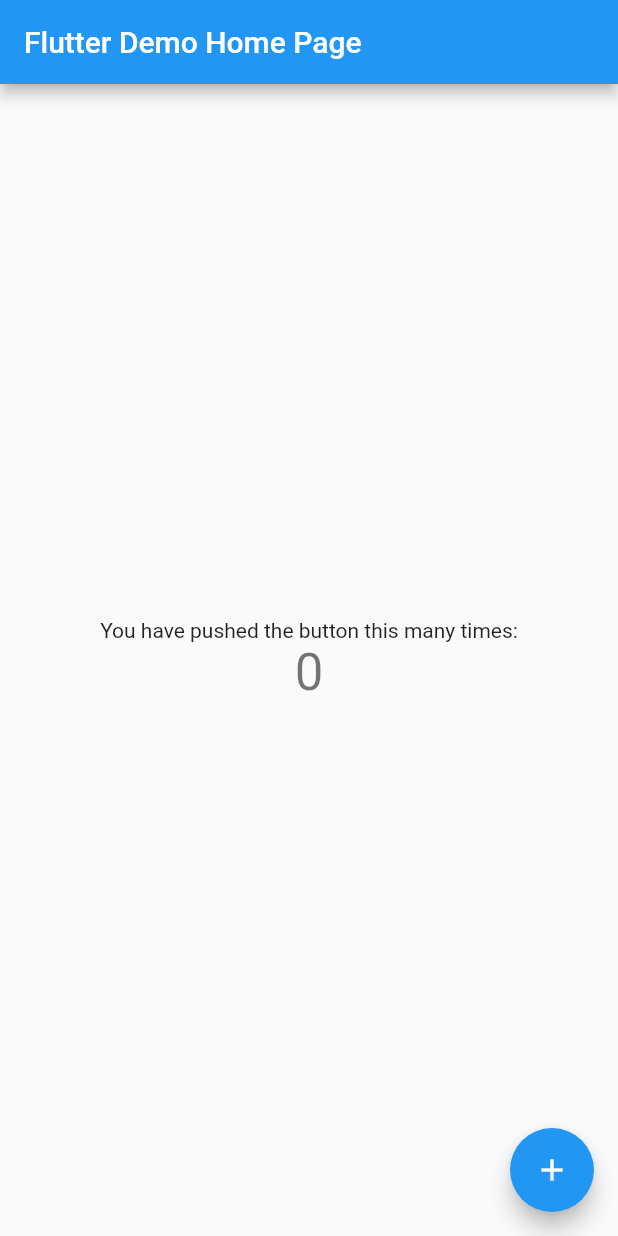
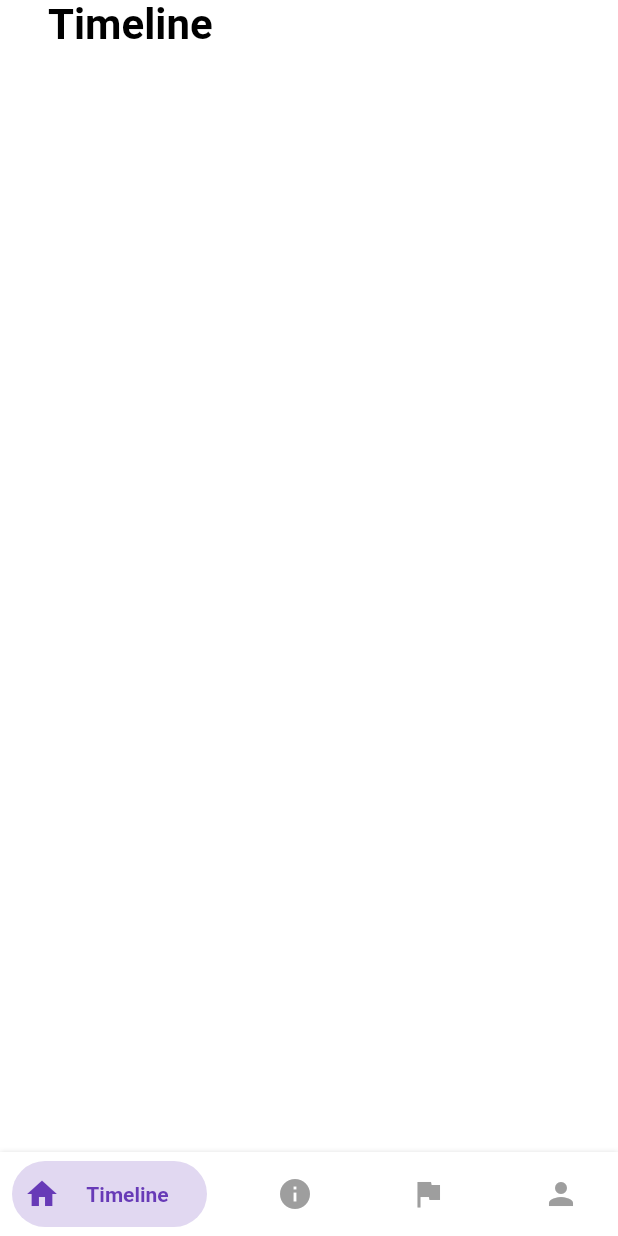
Before and after one commit to GDGVIT/WomenTechies20-App, a Flutter app: the screen it shows after launch, on a phone screen of 412 x 824 dp. Run offline on Flutter 3.47's test engine with Material 2 defaults, Android fonts, the phone set to English and light mode, and no system bars; drawn by our look-alikes of bottom_navy_bar; our stand-ins replace page_transition.

Commit message:
epxerimental app edition, working on individual pages rn

```diff
--- a/womentechies_20_app/lib/main.dart
+++ b/womentechies_20_app/lib/main.dart
@@ -1,111 +1,136 @@
 import 'package:flutter/material.dart';
+import 'package:flutter/services.dart';
+import 'package:bottom_navy_bar/bottom_navy_bar.dart';
 
-void main() => runApp(MyApp());
+import './screens/home_screen.dart';
+import './screens/splash_screen.dart';
+import './screens/profile_screen.dart';
+import './screens/info_screen.dart';
+import './screens/results_screen.dart';
+
+void main() {
+  SystemChrome.setSystemUIOverlayStyle(SystemUiOverlayStyle(
+    systemNavigationBarColor: Colors.white,
+  ));
+  runApp(MyApp());
+}
 
 class MyApp extends StatelessWidget {
-  // This widget is the root of your application.
   @override
   Widget build(BuildContext context) {
     return MaterialApp(
-      title: 'Flutter Demo',
       theme: ThemeData(
-        // This is the theme of your application.
-        //
-        // Try running your application with "flutter run". You'll see the
-        // application has a blue toolbar. Then, without quitting the app, try
-        // changing the primarySwatch below to Colors.green and then invoke
-        // "hot reload" (press "r" in the console where you ran "flutter run",
-        // or simply save your changes to "hot reload" in a Flutter IDE).
-        // Notice that the counter didn't reset back to zero; the application
-        // is not restarted.
-        primarySwatch: Colors.blue,
+        primarySwatch: Colors.deepPurple,
+        canvasColor: Colors.white,
+        appBarTheme: AppBarTheme(
+          color: Colors.white,
+          elevation: 0,
+          textTheme: TextTheme(
+            title: TextStyle(
+              fontSize: 24,
+              fontWeight: FontWeight.bold,
+              color: Colors.black,
+            ),
+          ),
+        ),
       ),
-      home: MyHomePage(title: 'Flutter Demo Home Page'),
+      home: SplashScreen(),
+      routes: {
+        HomeScreen.routename: (_) => HomeScreen(),
+        SplashScreen.routename: (_) => SplashScreen(),
+      },
     );
   }
 }
 
-class MyHomePage extends StatefulWidget {
-  MyHomePage({Key key, this.title}) : super(key: key);
-
-  // This widget is the home page of your application. It is stateful, meaning
-  // that it has a State object (defined below) that contains fields that affect
-  // how it looks.
-
-  // This class is the configuration for the state. It holds the values (in this
-  // case the title) provided by the parent (in this case the App widget) and
-  // used by the build method of the State. Fields in a Widget subclass are
-  // always marked "final".
-
-  final String title;
+class HomeScreen extends StatefulWidget {
+  static const routename = '/home';
 
   @override
-  _MyHomePageState createState() => _MyHomePageState();
+  _HomeScreenState createState() => _HomeScreenState();
 }
 
-class _MyHomePageState extends State<MyHomePage> {
-  int _counter = 0;
+class _HomeScreenState extends State<HomeScreen> {
+  int currentPage;
+  PageController _pageController;
 
-  void _incrementCounter() {
+  @override
+  void initState() {
+    super.initState();
+    SystemChrome.setPreferredOrientations([
+      DeviceOrientation.portraitUp,
+      DeviceOrientation.portraitDown,
+    ]);
     setState(() {
-      // This call to setState tells the Flutter framework that something has
-      // changed in this State, which causes it to rerun the build method below
-      // so that the display can reflect the updated values. If we changed
-      // _counter without calling setState(), then the build method would not be
-      // called again, and so nothing would appear to happen.
-      _counter++;
+      currentPage = 0;
     });
+    _pageController = PageController();
+  }
+
+  @override
+  void dispose() {
+    _pageController.dispose();
+    super.dispose();
   }
 
   @override
   Widget build(BuildContext context) {
-    // This method is rerun every time setState is called, for instance as done
-    // by the _incrementCounter method above.
-    //
-    // The Flutter framework has been optimized to make rerunning build methods
-    // fast, so that you can just rebuild anything that needs updating rather
-    // than having to individually change instances of widgets.
     return Scaffold(
-      appBar: AppBar(
-        // Here we take the value from the MyHomePage object that was created by
-        // the App.build method, and use it to set our appbar title.
-        title: Text(widget.title),
-      ),
-      body: Center(
-        // Center is a layout widget. It takes a single child and positions it
-        // in the middle of the parent.
-        child: Column(
-          // Column is also a layout widget. It takes a list of children and
-          // arranges them vertically. By default, it sizes itself to fit its
-          // children horizontally, and tries to be as tall as its parent.
-          //
-          // Invoke "debug painting" (press "p" in the console, choose the
-          // "Toggle Debug Paint" action from the Flutter Inspector in Android
-          // Studio, or the "Toggle Debug Paint" command in Visual Studio Code)
-          // to see the wireframe for each widget.
-          //
-          // Column has various properties to control how it sizes itself and
-          // how it positions its children. Here we use mainAxisAlignment to
-          // center the children vertically; the main axis here is the vertical
-          // axis because Columns are vertical (the cross axis would be
-          // horizontal).
-          mainAxisAlignment: MainAxisAlignment.center,
-          children: <Widget>[
-            Text(
-              'You have pushed the button this many times:',
-            ),
-            Text(
-              '$_counter',
-              style: Theme.of(context).textTheme.display1,
-            ),
+      body: SizedBox.expand(
+        child: PageView(
+          controller: _pageController,
+          onPageChanged: (index) {
+            setState(() {
+              currentPage = index;
+            });
+          },
+          children: [
+            MyHomeScreen(),
+            InfoScreen(),
+            ResultsScreen(),
+            ProfileScreen(),
           ],
         ),
       ),
-      floatingActionButton: FloatingActionButton(
-        onPressed: _incrementCounter,
-        tooltip: 'Increment',
-        child: Icon(Icons.add),
-      ), // This trailing comma makes auto-formatting nicer for build methods.
+      bottomNavigationBar: BottomNavyBar(
+        selectedIndex: currentPage,
+        onItemSelected: (index) {
+          setState(() {
+            currentPage = index;
+          });
+          _pageController.jumpToPage(currentPage);
+        },
+        items: [
+          BottomNavyBarItem(
+            title: Text('Timeline'),
+            icon: Icon(Icons.home),
+            activeColor: Colors.deepPurple,
+            inactiveColor: Colors.grey,
+            textAlign: TextAlign.center,
+          ),
+          BottomNavyBarItem(
+            title: Text('Info'),
+            icon: Icon(Icons.info),
+            activeColor: Colors.deepOrange,
+            inactiveColor: Colors.grey,
+            textAlign: TextAlign.center,
+          ),
+          BottomNavyBarItem(
+            title: Text('Results'),
+            icon: Icon(Icons.flag),
+            inactiveColor: Colors.grey,
+            activeColor: Colors.pink,
+            textAlign: TextAlign.center,
+          ),
+          BottomNavyBarItem(
+            title: Text('Profile'),
+            icon: Icon(Icons.person),
+            inactiveColor: Colors.grey,
+            activeColor: Colors.green,
+            textAlign: TextAlign.center,
+          )
+        ],
+      ),
     );
   }
 }
--- /dev/null
+++ b/womentechies_20_app/lib/screens/home_screen.dart
@@ -0,0 +1,25 @@
+import 'package:flutter/material.dart';
+import 'package:womentechies_20_app/widgets/header.dart';
+
+class MyHomeScreen extends StatefulWidget {
+  static const routename = '/home';
+
+  @override
+  _MyHomeScreenState createState() => _MyHomeScreenState();
+}
+
+class _MyHomeScreenState extends State<MyHomeScreen> {
+  int currentPage = 0;
+  @override
+  Widget build(BuildContext context) {
+    return Scaffold(
+      body: Column(
+        crossAxisAlignment: CrossAxisAlignment.start,
+        children: <Widget>[
+          SizedBox(height: MediaQuery.of(context).padding.top*2),
+          Header('Timeline'),
+        ],
+      ),
+    );
+  }
+}
--- /dev/null
+++ b/womentechies_20_app/lib/widgets/header.dart
@@ -0,0 +1,20 @@
+import 'package:flutter/material.dart';
+
+class Header extends StatelessWidget {
+  final String title;
+  Header(this.title);
+  @override
+  Widget build(BuildContext context) {
+    return Padding(
+      padding: const EdgeInsets.symmetric(horizontal: 32),
+      child: Text(
+        title,
+        style: TextStyle(
+          fontSize: 28,
+          color: Colors.black,
+          fontWeight: FontWeight.bold,
+        ),
+      ),
+    );
+  }
+}
```
Also changed, not shown: womentechies_20_app/lib/screens/info_screen.dart (added, +45 -0 lines), womentechies_20_app/lib/screens/profile_screen.dart (added, +17 -0 lines), womentechies_20_app/lib/screens/results_screen.dart (added, +17 -0 lines), womentechies_20_app/lib/screens/splash_screen.dart (added, +72 -0 lines), womentechies_20_app/lib/widgets/sliding_card.dart (added, +141 -0 lines), womentechies_20_app/pubspec.yaml (+12 -4 lines), womentechies_20_app/assets/c9b.jpg (added), womentechies_20_app/assets/dsc vit long.png (added), womentechies_20_app/assets/dsc-logo.png (added), womentechies_20_app/assets/google-g-logo.jpg (added), womentechies_20_app/assets/kfc.png (added), womentechies_20_app/assets/logo-orange.png (added), womentechies_20_app/assets/wtm.jpg (added), womentechies_20_app/pubspec.lock.
